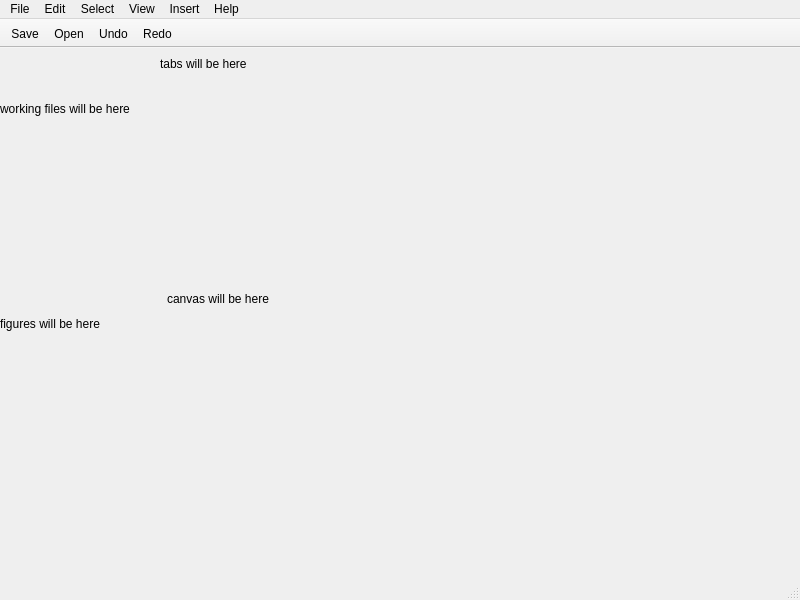
SkuratovichA/diagrams, file editorinterface.ui: the form before one commit.
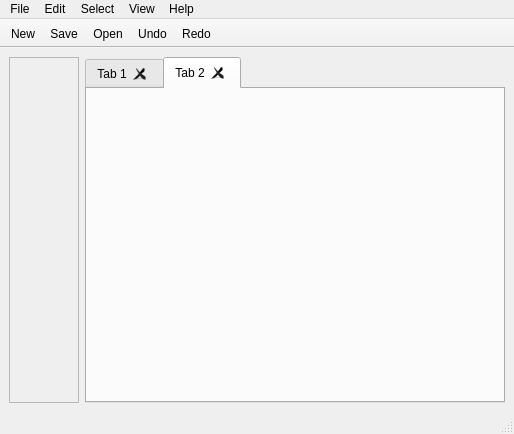
The form after the commit.

```diff
--- a/editorinterface.ui
+++ b/editorinterface.ui
@@ -6,73 +6,73 @@
    <rect>
     <x>0</x>
     <y>0</y>
-    <width>800</width>
-    <height>600</height>
+    <width>514</width>
+    <height>434</height>
    </rect>
   </property>
   <property name="windowTitle">
    <string>MainWindow</string>
   </property>
   <widget class="QWidget" name="centralwidget">
-   <widget class="QLabel" name="label">
-    <property name="geometry">
-     <rect>
-      <x>160</x>
-      <y>0</y>
-      <width>521</width>
-      <height>31</height>
-     </rect>
-    </property>
-    <property name="text">
-     <string>tabs will be here</string>
-    </property>
-   </widget>
-   <widget class="QLabel" name="label_2">
-    <property name="geometry">
-     <rect>
-      <x>0</x>
-      <y>10</y>
-      <width>151</width>
-      <height>101</height>
-     </rect>
-    </property>
-    <property name="text">
-     <string>working files will be here</string>
-    </property>
-   </widget>
-   <widget class="QLabel" name="label_3">
-    <property name="geometry">
-     <rect>
-      <x>0</x>
-      <y>80</y>
-      <width>141</width>
-      <height>391</height>
-     </rect>
-    </property>
-    <property name="text">
-     <string>figures will be here</string>
-    </property>
-   </widget>
-   <widget class="QLabel" name="label_4">
-    <property name="geometry">
-     <rect>
-      <x>167</x>
-      <y>35</y>
-      <width>511</width>
-      <height>431</height>
-     </rect>
-    </property>
-    <property name="text">
-     <string>canvas will be here</string>
-    </property>
-   </widget>
+   <layout class="QGridLayout" name="gridLayout">
+    <item row="0" column="1">
+     <layout class="QGridLayout" name="tab_layout">
+      <item row="0" column="0">
+       <widget class="QTabWidget" name="tabWidget">
+        <property name="currentIndex">
+         <number>1</number>
+        </property>
+        <property name="tabsClosable">
+         <bool>true</bool>
+        </property>
+        <property name="movable">
+         <bool>true</bool>
+        </property>
+        <widget class="QWidget" name="tab">
+         <attribute name="title">
+          <string>Tab 1</string>
+         </attribute>
+        </widget>
+        <widget class="QWidget" name="tab_2">
+         <attribute name="title">
+          <string>Tab 2</string>
+         </attribute>
+        </widget>
+       </widget>
+      </item>
+     </layout>
+    </item>
+    <item row="0" column="0">
+     <widget class="QScrollArea" name="scrollArea">
+      <property name="sizePolicy">
+       <sizepolicy hsizetype="Preferred" vsizetype="Expanding">
+        <horstretch>0</horstretch>
+        <verstretch>0</verstretch>
+       </sizepolicy>
+      </property>
+      <property name="widgetResizable">
+       <bool>true</bool>
+      </property>
+      <widget class="QWidget" name="scrollAreaWidgetContents">
+       <property name="geometry">
+        <rect>
+         <x>0</x>
+         <y>0</y>
+         <width>68</width>
+         <height>350</height>
+        </rect>
+       </property>
+      </widget>
+     </widget>
+    </item>
+   </layout>
   </widget>
   <widget class="QMenuBar" name="menubar">
    <property name="geometry">
     <rect>
      <x>0</x>
      <y>0</y>
-     <width>800</width>
+     <width>514</width>
      <height>21</height>
     </rect>
    </property>
@@ -112,13 +112,6 @@
     <addaction name="actionZoom_Out"/>
     <addaction name="actionReset_Zoom"/>
    </widget>
-   <widget class="QMenu" name="menuInsert">
-    <property name="title">
-     <string>Insert</string>
-    </property>
-    <addaction name="actionNew_Diagram"/>
-    <addaction name="actionImport_diagram"/>
-   </widget>
    <widget class="QMenu" name="menuHelp">
     <property name="title">
      <string>Help</string>
@@ -129,7 +122,6 @@
    <addaction name="menuEdit"/>
    <addaction name="menuSelect"/>
    <addaction name="menuView"/>
-   <addaction name="menuInsert"/>
    <addaction name="menuHelp"/>
   </widget>
   <widget class="QStatusBar" name="statusbar"/>
@@ -149,6 +141,7 @@
    <attribute name="toolBarBreak">
     <bool>false</bool>
    </attribute>
+   <addaction name="actionNew_Project"/>
    <addaction name="actionSave"/>
    <addaction name="actionOpen"/>
    <addaction name="actionUndo"/>
```
Left out of the diff: 16 changed lines with no effect on the pictures.
